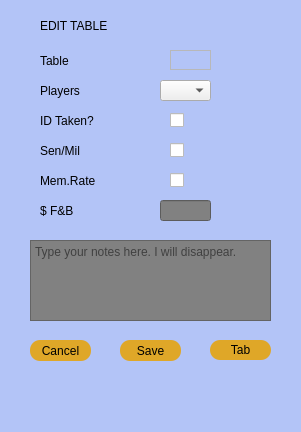
The window that tableedit.ui (aj501/NickBilliardsPrjQT) describes before a commit, drawn with Qt 5.
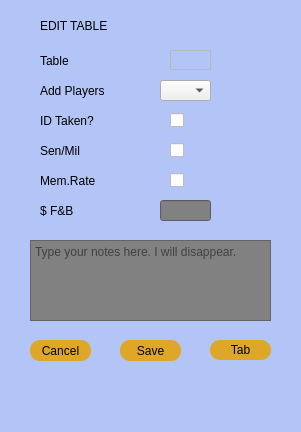
The same window after the commit.

```diff
--- a/tableedit.ui
+++ b/tableedit.ui
@@ -500,7 +500,7 @@
     <rect>
      <x>40</x>
      <y>80</y>
-     <width>53</width>
+     <width>101</width>
      <height>21</height>
     </rect>
    </property>
@@ -508,7 +508,7 @@
     <enum>QFrame::NoFrame</enum>
    </property>
    <property name="text">
-    <string>Players</string>
+    <string>Add Players</string>
    </property>
   </widget>
   <widget class="QComboBox" name="editPlayerNum_comboBox">
```
Left out of the diff: 10 changed lines with no effect on the pictures.
